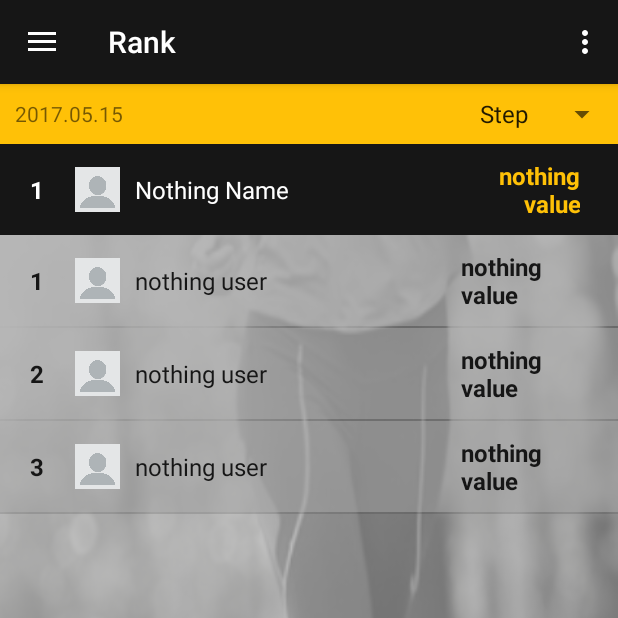
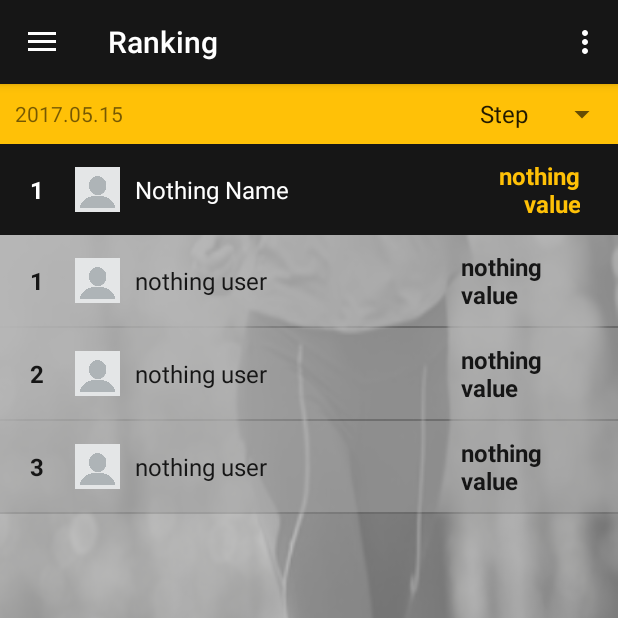
Before and after one commit to sw8657/Android_app02, an Android app: the MainActivity screen opened directly, with no data from a screen before it, after a tap on "Ranking", on a phone screen of 412 x 824 dp, the top half of it. Run offline under Robolectric (Android 15) with nearby library versions, the phone set to English and light mode, and no system bars; libraries missing offline, so code that uses them is left out: com.github.mikephil.charting, com.gun0912.tedpermission, jp.wasabeef.glide; pictures from the network do not load; 3 statements that could not run were skipped; 1 other tap on this screen came first.

Commit message:
권한설정 변경

```diff
--- a/app/src/main/AndroidManifest.xml
+++ b/app/src/main/AndroidManifest.xml
@@ -22,9 +22,9 @@
     <uses-permission android:name="android.permission.ACCESS_FINE_LOCATION" />
 
     <!-- To auto-complete the email text field in the login form with the user's emails -->
-    <!--<uses-permission android:name="android.permission.GET_ACCOUNTS" />-->
-    <!--<uses-permission android:name="android.permission.READ_PROFILE" />-->
-    <!--<uses-permission android:name="android.permission.READ_CONTACTS" />-->
+    <uses-permission android:name="android.permission.GET_ACCOUNTS" />
+    <uses-permission android:name="android.permission.READ_PROFILE" />
+    <uses-permission android:name="android.permission.READ_CONTACTS" />
 
     <!-- OpenGL 사용 설정 -->
     <uses-feature
--- a/app/src/main/java/com/point/eslee/health_free/MainActivity.java
+++ b/app/src/main/java/com/point/eslee/health_free/MainActivity.java
@@ -31,6 +31,7 @@ import android.support.v4.app.Fragment;
 import android.support.v4.app.FragmentTransaction;
 import android.support.v4.content.ContextCompat;
 import android.util.Log;
+import android.view.Gravity;
 import android.view.View;
 import android.support.design.widget.NavigationView;
 import android.support.v4.view.GravityCompat;
@@ -315,7 +316,7 @@ public class MainActivity extends AppCompatActivity implements NavigationView.On
 
         @Override
         public void onPermissionDenied(ArrayList<String> deniedPermissions) {
-            Toast.makeText(MainActivity.this, "Permission Denied\n" + deniedPermissions.toString(), Toast.LENGTH_SHORT).show();
+            Toast.makeText(MainActivity.this, "Permission Denied\n" + deniedPermissions.toString(), Toast.LENGTH_SHORT).setGravity(Gravity.BOTTOM, 0, 30);
         }
     };
 
@@ -517,11 +518,11 @@ public class MainActivity extends AppCompatActivity implements NavigationView.On
             long tempTime = System.currentTimeMillis();
             long intervalTime = tempTime - backPressedTime;
 
-            if(0 <= intervalTime && FINISH_INTERVAL_TIME >= intervalTime){
+            if (0 <= intervalTime && FINISH_INTERVAL_TIME >= intervalTime) {
                 super.onBackPressed();
-            }else {
+            } else {
                 backPressedTime = tempTime;
-                Toast.makeText(getApplicationContext(),"Please click BACK again to exit", Toast.LENGTH_SHORT).show();
+                Toast.makeText(getApplicationContext(), "Please click BACK again to exit", Toast.LENGTH_SHORT).show();
             }
         }
     }
@@ -817,7 +818,7 @@ public class MainActivity extends AppCompatActivity implements NavigationView.On
             double distance = Math.round(distance1 * 10.0) / 10.0; // 소수점 1자리 표시
             values.Distance = values.Distance + distance; //총 이동거리
             values.Distance = Math.round(values.Distance * 10.0) / 10.0; // 소수점 1자리 표시
-            Log.d("Main", "onLocationChanged, distance: "  + distance + ", total distance: "+ values.Distance);
+            Log.d("Main", "onLocationChanged, distance: " + distance + ", total distance: " + values.Distance);
 
             old_latitude = latitude;
             old_longitude = longitude;
--- a/app/src/main/java/com/point/eslee/health_free/rank/RankFragment.java
+++ b/app/src/main/java/com/point/eslee/health_free/rank/RankFragment.java
@@ -152,7 +152,7 @@ public class RankFragment extends Fragment {
     @Override
     public View onCreateView(LayoutInflater inflater, ViewGroup container, Bundle savedInstanceState) {
         View view = inflater.inflate(R.layout.fragment_rank, container, false);
-        getActivity().setTitle("Rank");
+        getActivity().setTitle("Ranking");
         // Inflate the layout for this fragment
 
         // 레이아웃 초기화
```
